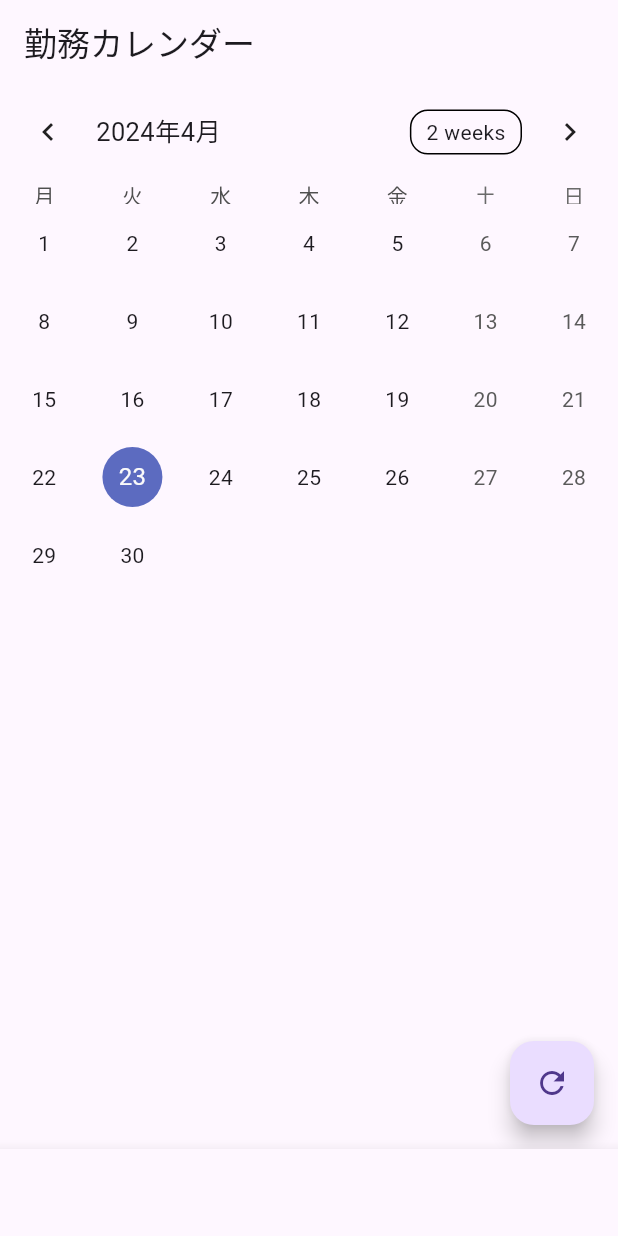
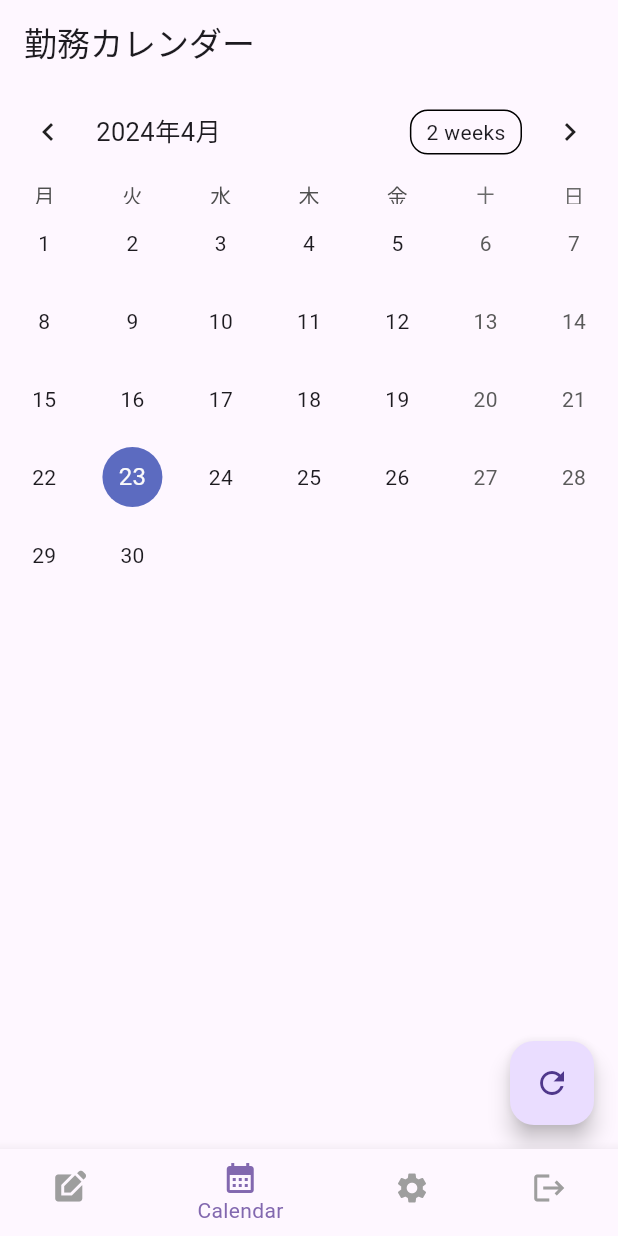
Before and after one commit to taichi20020330/kanonFlutterApp, a Flutter app: the screen it shows once a user with an empty profile is signed in, item 2 of the bottom bar chosen, on a phone screen of 412 x 824 dp. Run offline on Flutter 3.47's test engine with Material 3 defaults, Android fonts, the phone set to English and light mode, and no system bars; drawn by our look-alikes of table_calendar; our stand-ins replace cloud_firestore, firebase_auth, firebase_core, flutter_riverpod, freezed_annotation, hooks_riverpod and 1 more; accounts and stored records are empty; generated files the repository leaves out were written again.

Commit message:
color setting

```diff
--- a/lib/main.dart
+++ b/lib/main.dart
@@ -52,6 +52,7 @@
     //   home: LoginPage(),
     // );
     return StreamBuilder(
+
       stream: FirebaseAuth.instance.authStateChanges(),
       builder: (BuildContext context, AsyncSnapshot<User?> snapshot) {
         if (snapshot.hasData) {
--- a/lib/module/bottom_navigation.dart
+++ b/lib/module/bottom_navigation.dart
@@ -38,6 +38,8 @@ class BottomNavigationPage extends ConsumerWidget {
     return Scaffold(
       body: bodyWidget,
       bottomNavigationBar: BottomNavigationBar(
+        selectedItemColor: const Color.fromARGB(255, 130, 104, 175),
+        unselectedItemColor: Colors.grey,
         currentIndex: PageType.values.indexOf(currentPage),
         items: const [
           BottomNavigationBarItem(
--- a/lib/page/calendar.dart
+++ b/lib/page/calendar.dart
@@ -6,21 +6,11 @@ import 'package:cloud_firestore/cloud_firestore.dart';
 import 'package:flutter/foundation.dart';
 import 'package:flutter/material.dart';
 import 'package:hooks_riverpod/hooks_riverpod.dart';
-import 'package:intl/intl.dart';
-import 'package:kanon_app/%20model/events_notifier.dart';
 import 'package:kanon_app/%20model/work_notifier.dart';
-import 'package:kanon_app/data/enum.dart';
-import 'package:kanon_app/data/provider.dart';
 import 'package:kanon_app/data/work.dart';
-import 'package:kanon_app/page/schedule_list_page.dart';
 import 'package:table_calendar/table_calendar.dart';
-
 import '../data/utils.dart';
 
-// Map<DateTime, List<Work>> kEvents = LinkedHashMap<DateTime, List<Work>>(
-//       equals: isSameDay,
-//       hashCode: getHashCode,
-//     )..addAll(_kEventSource);
 
 Map<DateTime, List<Work>> kEvents = {};
 Map<DateTime, List<Work>> _kEventSource = {};
@@ -48,8 +38,8 @@ class _TableEventsExampleState extends ConsumerState<TableEventsExample> {
   void initState() {
     super.initState();
     _selectedDay = _focusedDay;
+    _initializeData();
     _selectedEvents = ValueNotifier(_getEventsForDay(_selectedDay!));
-    _initializeData();
   }
 
   Future<void> _initializeData() async {
@@ -102,12 +92,11 @@ class _TableEventsExampleState extends ConsumerState<TableEventsExample> {
 
   Widget EventListUnderCalendar(List<Work> workList) {
     return Expanded(
-      // return (_isloading)
-      //     ? const CircularProgressIndicator()
-      //     : Expanded(
       child: ValueListenableBuilder<List<Work>>(
         valueListenable: _selectedEvents,
         builder: (context, value, _) {
+          // _selectedEventsをscheduleStartTimeでソート
+          value.sort((a, b) => a.scheduledStartTime.compareTo(b.scheduledStartTime));
           return ListView.builder(
             itemCount: value.length,
             itemBuilder: (context, index) {
@@ -152,8 +141,7 @@ class _TableEventsExampleState extends ConsumerState<TableEventsExample> {
       rangeSelectionMode: _rangeSelectionMode,
       eventLoader: _getEventsForDay,
       startingDayOfWeek: StartingDayOfWeek.monday,
-      calendarStyle: CalendarStyle(
-        // Use `CalendarStyle` to customize the UI
+      calendarStyle: const CalendarStyle(
         outsideDaysVisible: false,
       ),
       onDaySelected: _onDaySelected,
@@ -172,12 +160,12 @@ class _TableEventsExampleState extends ConsumerState<TableEventsExample> {
   }
 
   List<Work> _getEventsForDay(DateTime day) {
-    // Implementation example
+    if(kEvents[day] != null) {
+    }
     return kEvents[day] ?? [];
   }
 
   List<Work> _getEventsForRange(DateTime start, DateTime end) {
-    // Implementation example
     final days = daysInRange(start, end);
 
     return [
@@ -221,12 +209,13 @@ class _TableEventsExampleState extends ConsumerState<TableEventsExample> {
   void _addWorkToEventSource(Work work) {
     final id = work.id;
     final date = work.date;
-    final existingEvents = _kEventSource[date] ?? [];
+    final dateOnly = DateTime(date.year, date.month, date.day);
+    final existingEvents = _kEventSource[dateOnly] ?? [];
 
     final isDuplicate =
         existingEvents.any((existingWork) => existingWork.id == id);
     if (!isDuplicate) {
-      _kEventSource[date] = [...existingEvents, work];
+      _kEventSource[dateOnly] = [...existingEvents, work];
     }
   }
 
--- a/lib/page/form.dart
+++ b/lib/page/form.dart
@@ -34,7 +34,6 @@ class FormPageState extends ConsumerState<FormPage> {
   bool enableFeature = false;
   DateTime? startTime = DateTime.now();
   DateTime? endTime = DateTime.now();
-  ReportModel reportModel = ReportModel();
   Report? currentReport;
   late OpenFormPageMode mode;
 
--- a/lib/page/home.dart
+++ b/lib/page/home.dart
@@ -11,7 +11,6 @@ import 'package:kanon_app/data/provider.dart';
 import 'package:kanon_app/main.dart';
 import 'package:kanon_app/data/report.dart';
 
-final reportListProvider = ChangeNotifierProvider((ref) => ReportModel());
 
 class Home extends HookConsumerWidget {
   const Home({Key? key}) : super(key: key);
@@ -52,7 +51,7 @@ class Home extends HookConsumerWidget {
                 length: groupedReports.keys.length,
                 child: Scaffold(
                   appBar: AppBar(
-                    title: const Text('かのん介護'),
+                    title: const Text('出勤簿リスト'),
                     bottom: TabBar(
                       isScrollable: true,
                       tabs: groupedReports.keys
--- a/lib/page/logout.dart
+++ b/lib/page/logout.dart
@@ -22,7 +22,6 @@ class _LogoutPageState extends ConsumerState<LogoutPage> {
     return Scaffold(
       appBar: AppBar(
         title: Text('ログアウト'),
-        backgroundColor: Colors.blue,
       ),
       body: Center(
         child: Container(
```
Also changed, not shown: lib/ model/events_notifier.dart (deleted, +0 -56 lines).
